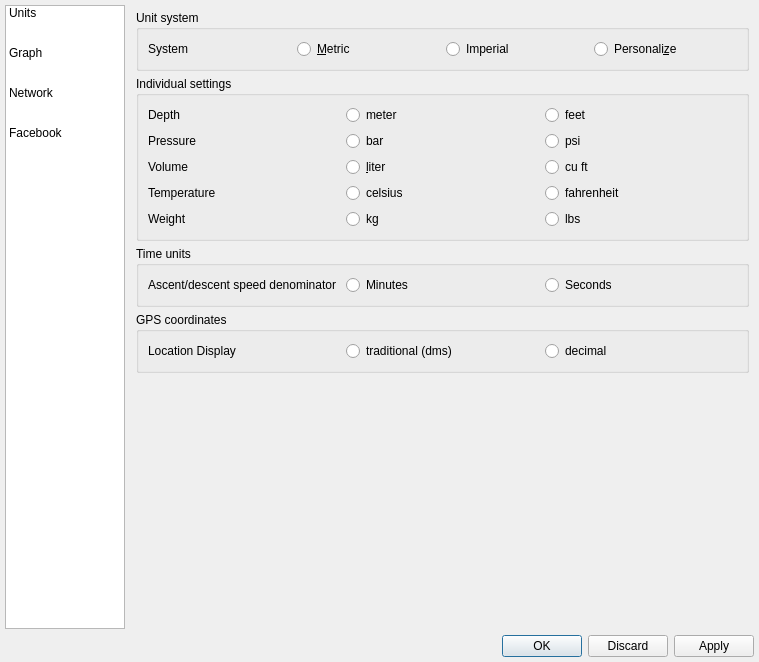
This is desktop-widgets/preferences.ui in subsurface/subsurface as Qt 5 draws it before an edit. The edited form follows.
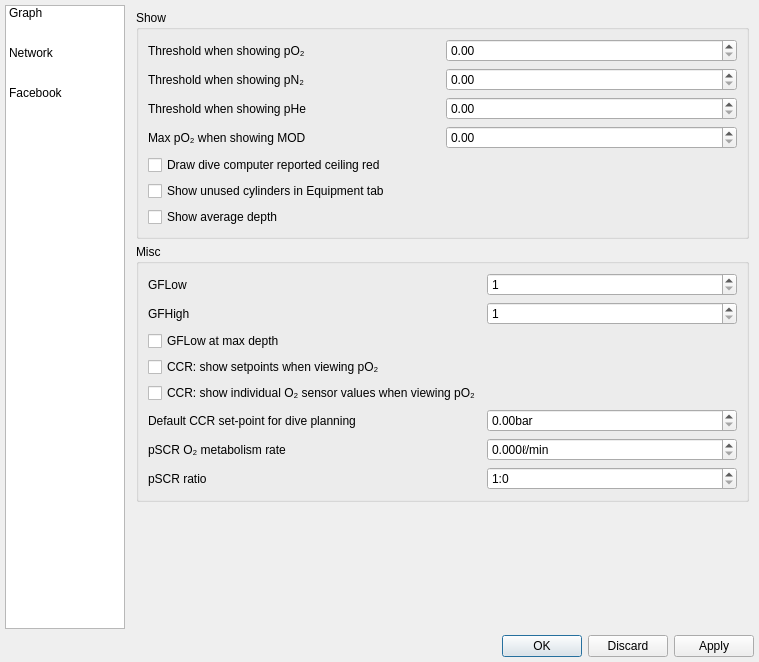
This is the edited form. The open tabs and pages were chosen to show the change. Icons and pictures are not drawn.

Commit message: Ported Preferences/Units to the new dialog

The edit to the form file:
```diff
--- a/desktop-widgets/preferences.ui
+++ b/desktop-widgets/preferences.ui
@@ -83,16 +83,6 @@
        <property name="currentRow">
         <number>-1</number>
        </property>
-       <item>
-        <property name="text">
-         <string>Units</string>
-        </property>
-        <property name="icon">
-         <iconset>
-          <normalon>:/units</normalon>
-         </iconset>
-        </property>
-       </item>
        <item>
         <property name="text">
          <string>Graph</string>
@@ -136,307 +126,6 @@
        <property name="currentIndex">
         <number>3</number>
        </property>
-       <widget class="QWidget" name="units_page">
-        <property name="sizePolicy">
-         <sizepolicy hsizetype="Preferred" vsizetype="MinimumExpanding">
-          <horstretch>0</horstretch>
-          <verstretch>0</verstretch>
-         </sizepolicy>
-        </property>
-        <layout class="QVBoxLayout" name="verticalLayout">
-         <property name="spacing">
-          <number>5</number>
-         </property>
-         <property name="margin">
-          <number>5</number>
-         </property>
-         <item>
-          <widget class="QGroupBox" name="groupBox_units">
-           <property name="title">
-            <string>Unit system</string>
-           </property>
-           <layout class="QHBoxLayout" name="horizontalLayout">
-            <item>
-             <widget class="QLabel" name="label_6">
-              <property name="text">
-               <string>System</string>
-              </property>
-             </widget>
-            </item>
-            <item>
-             <widget class="QRadioButton" name="metric">
-              <property name="text">
-               <string>&amp;Metric</string>
-              </property>
-              <attribute name="buttonGroup">
-               <string notr="true">buttonGroup_6</string>
-              </attribute>
-             </widget>
-            </item>
-            <item>
-             <widget class="QRadioButton" name="imperial">
-              <property name="text">
-               <string>Imperial</string>
-              </property>
-              <attribute name="buttonGroup">
-               <string notr="true">buttonGroup_6</string>
-              </attribute>
-             </widget>
-            </item>
-            <item>
-             <widget class="QRadioButton" name="personalize">
-              <property name="text">
-               <string>Personali&amp;ze</string>
-              </property>
-              <attribute name="buttonGroup">
-               <string notr="true">buttonGroup_6</string>
-              </attribute>
-             </widget>
-            </item>
-           </layout>
-          </widget>
-         </item>
-         <item>
-          <widget class="QGroupBox" name="units_group">
-           <property name="title">
-            <string>Individual settings</string>
-           </property>
-           <property name="checkable">
-            <bool>false</bool>
-           </property>
-           <property name="checked">
-            <bool>false</bool>
-           </property>
-           <layout class="QGridLayout" name="gridLayout">
-            <item row="0" column="0">
-             <widget class="QLabel" name="label">
-              <property name="text">
-               <string>Depth</string>
-              </property>
-             </widget>
-            </item>
-            <item row="0" column="1">
-             <widget class="QRadioButton" name="meter">
-              <property name="text">
-               <string>meter</string>
-              </property>
-              <attribute name="buttonGroup">
-               <string notr="true">buttonGroup</string>
-              </attribute>
-             </widget>
-            </item>
-            <item row="0" column="2">
-             <widget class="QRadioButton" name="feet">
-              <property name="text">
-               <string>feet</string>
-              </property>
-              <attribute name="buttonGroup">
-               <string notr="true">buttonGroup</string>
-              </attribute>
-             </widget>
-            </item>
-            <item row="1" column="0">
-             <widget class="QLabel" name="label_2">
-              <property name="text">
-               <string>Pressure</string>
-              </property>
-             </widget>
-            </item>
-            <item row="1" column="1">
-             <widget class="QRadioButton" name="bar">
-              <property name="text">
-               <string>bar</string>
-              </property>
-              <attribute name="buttonGroup">
-               <string notr="true">buttonGroup_2</string>
-              </attribute>
-             </widget>
-            </item>
-            <item row="1" column="2">
-             <widget class="QRadioButton" name="psi">
-              <property name="text">
-               <string>psi</string>
-              </property>
-              <attribute name="buttonGroup">
-               <string notr="true">buttonGroup_2</string>
-              </attribute>
-             </widget>
-            </item>
-            <item row="2" column="0">
-             <widget class="QLabel" name="label_3">
-              <property name="text">
-               <string>Volume</string>
-              </property>
-             </widget>
-            </item>
-            <item row="2" column="1">
-             <widget class="QRadioButton" name="liter">
-              <property name="text">
-               <string>&amp;liter</string>
-              </property>
-              <attribute name="buttonGroup">
-               <string notr="true">buttonGroup_3</string>
-              </attribute>
-             </widget>
-            </item>
-            <item row="2" column="2">
-             <widget class="QRadioButton" name="cuft">
-              <property name="text">
-               <string>cu ft</string>
-              </property>
-              <attribute name="buttonGroup">
-               <string notr="true">buttonGroup_3</string>
-              </attribute>
-             </widget>
-            </item>
-            <item row="3" column="0">
-             <widget class="QLabel" name="label_4">
-              <property name="text">
-               <string>Temperature</string>
-              </property>
-             </widget>
-            </item>
-            <item row="3" column="1">
-             <widget class="QRadioButton" name="celsius">
-              <property name="text">
-               <string>celsius</string>
-              </property>
-              <attribute name="buttonGroup">
-               <string notr="true">buttonGroup_4</string>
-              </attribute>
-             </widget>
-            </item>
-            <item row="3" column="2">
-             <widget class="QRadioButton" name="fahrenheit">
-              <property name="text">
-               <string>fahrenheit</string>
-              </property>
-              <attribute name="buttonGroup">
-               <string notr="true">buttonGroup_4</string>
-              </attribute>
-             </widget>
-            </item>
-            <item row="4" column="0">
-             <widget class="QLabel" name="label_5">
-              <property name="text">
-               <string>Weight</string>
-              </property>
-             </widget>
-            </item>
-            <item row="4" column="1">
-             <widget class="QRadioButton" name="kg">
-              <property name="text">
-               <string>kg</string>
-              </property>
-              <attribute name="buttonGroup">
-               <string notr="true">buttonGroup_5</string>
-              </attribute>
-             </widget>
-            </item>
-            <item row="4" column="2">
-             <widget class="QRadioButton" name="lbs">
-              <property name="text">
-               <string>lbs</string>
-              </property>
-              <attribute name="buttonGroup">
-               <string notr="true">buttonGroup_5</string>
-              </attribute>
-             </widget>
-            </item>
-           </layout>
-          </widget>
-         </item>
-         <item>
-          <layout class="QHBoxLayout">
-           <item>
-            <widget class="QGroupBox" name="groupBox">
-             <property name="title">
-              <string>Time units</string>
-             </property>
-             <layout class="QGridLayout">
-              <item row="0" column="0">
-               <widget class="QLabel" name="label13">
-                <property name="text">
-                 <string>Ascent/descent speed denominator</string>
-                </property>
-               </widget>
-              </item>
-              <item row="0" column="1">
-               <widget class="QRadioButton" name="vertical_speed_minutes">
-                <property name="text">
-                 <string>Minutes</string>
-                </property>
-                <attribute name="buttonGroup">
-                 <string notr="true">verticalSpeed</string>
-                </attribute>
-               </widget>
-              </item>
-              <item row="0" column="2">
-               <widget class="QRadioButton" name="vertical_speed_seconds">
-                <property name="text">
-                 <string>Seconds</string>
-                </property>
-                <attribute name="buttonGroup">
-                 <string notr="true">verticalSpeed</string>
-                </attribute>
-               </widget>
-              </item>
-             </layout>
-            </widget>
-           </item>
-          </layout>
-         </item>
-         <item>
-          <widget class="QGroupBox" name="groupBox_11">
-           <property name="title">
-            <string>GPS coordinates</string>
-           </property>
-           <layout class="QHBoxLayout" name="horizontalLayout_12">
-            <item>
-             <widget class="QLabel" name="label_27">
-              <property name="text">
-               <string>Location Display</string>
-              </property>
-             </widget>
-            </item>
-            <item>
-             <widget class="QRadioButton" name="gpsTraditional">
-              <property name="text">
-               <string>traditional (dms)</string>
-              </property>
-              <attribute name="buttonGroup">
-               <string notr="true">buttonGroup_7</string>
-              </attribute>
-             </widget>
-            </item>
-            <item>
-             <widget class="QRadioButton" name="gpsDecimal">
-              <property name="text">
-               <string>decimal</string>
-              </property>
-              <attribute name="buttonGroup">
-               <string notr="true">buttonGroup_7</string>
-              </attribute>
-             </widget>
-            </item>
-           </layout>
-          </widget>
-         </item>
-         <item>
-          <spacer name="verticalSpacer">
-           <property name="orientation">
-            <enum>Qt::Vertical</enum>
-           </property>
-           <property name="sizeHint" stdset="0">
-            <size>
-             <width>0</width>
-             <height>0</height>
-            </size>
-           </property>
-          </spacer>
-         </item>
-        </layout>
-       </widget>
        <widget class="QWidget" name="graph_page">
         <property name="sizePolicy">
          <sizepolicy hsizetype="Preferred" vsizetype="MinimumExpanding">
```
Left out of the diff: 178 changed lines with no effect on the pictures. The commit also changes 6 other files.
